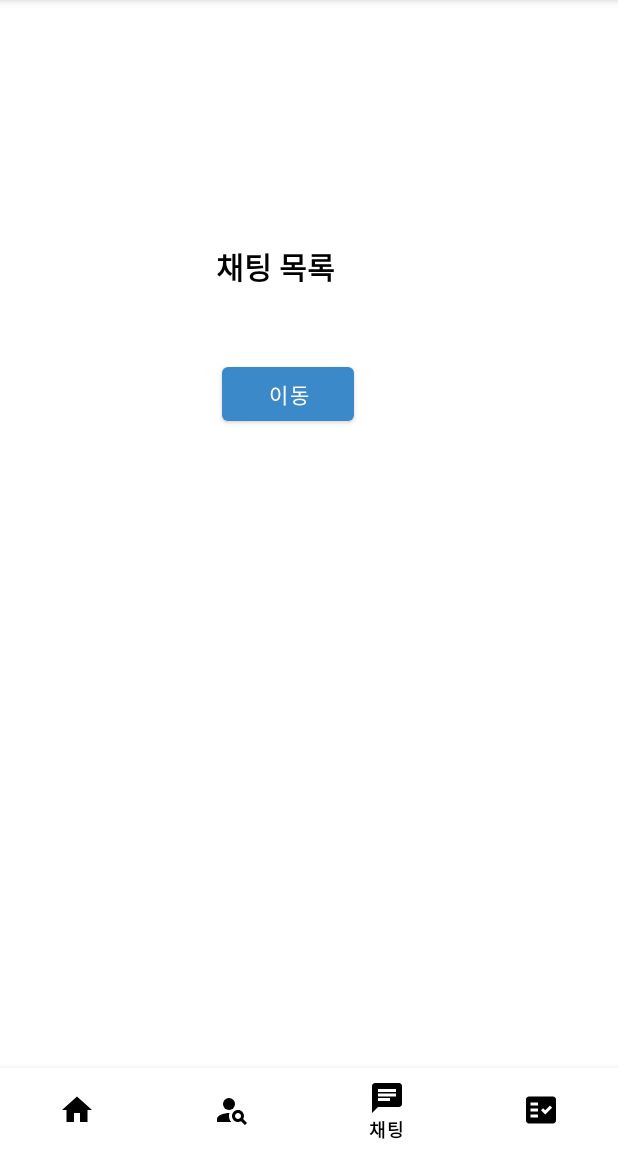
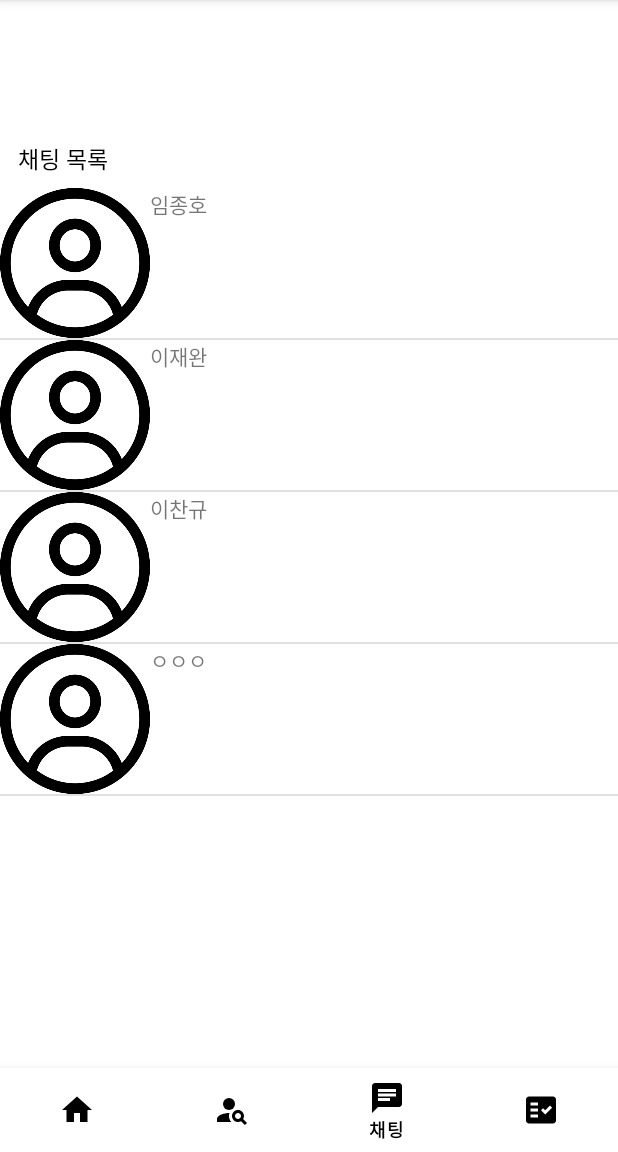
Before and after one commit to YeejaeWan/LifeGuide, an Android app: the screen it shows after launch (MainActivity), item 3 of the bottom bar chosen, on a phone screen of 412 x 824 dp, the part 84-1236 px from its top. Run offline under Robolectric (Android 15) with nearby library versions, the phone set to English and light mode, and no system bars; pictures from the network do not load.

Commit message:
진행중

```diff
--- a/app/src/main/java/com/example/lifeguide/ChatRoom.java
+++ b/app/src/main/java/com/example/lifeguide/ChatRoom.java
@@ -10,5 +10,7 @@ public class ChatRoom extends AppCompatActivity {
     protected void onCreate(Bundle savedInstanceState) {
         super.onCreate(savedInstanceState);
         setContentView(R.layout.chat_room);
+
+
     }
 }
--- a/app/src/main/java/com/example/lifeguide/Frag3.java
+++ b/app/src/main/java/com/example/lifeguide/Frag3.java
@@ -1,38 +1,120 @@
 package com.example.lifeguide;
 
+import android.content.Context;
 import android.content.Intent;
 import android.os.Bundle;
 import android.view.LayoutInflater;
 import android.view.View;
 import android.view.ViewGroup;
-import android.widget.Button;
+import android.widget.AdapterView;
+import android.widget.BaseAdapter;
+import android.widget.ImageView;
+import android.widget.ListView;
+import android.widget.TextView;
 
 import androidx.annotation.NonNull;
 import androidx.annotation.Nullable;
 import androidx.fragment.app.Fragment;
 
+import java.util.ArrayList;
+
+
+class Item {
+    private int image;
+    private String name;
+
+    public int getImage(){return image;}
+    public String getName(){return name;}
+
+    public Item(int image, String name){
+        this.image = image;
+        this.name = name;
+    }
+}
+
+
+class Frag3Adapter extends BaseAdapter {
+
+    private LayoutInflater inflater;
+    private ArrayList<Item> data;
+    private int layout;
+
+    public Frag3Adapter(Context context, int layout, ArrayList<Item> data){
+        this.inflater = (LayoutInflater) context.getSystemService(Context.LAYOUT_INFLATER_SERVICE);
+        this.data = data;
+        this.layout = layout;
+    }
+
+    @Override
+    public int getCount() {
+        return data.size();
+    }
+
+    @Override
+    public Object getItem(int position) {
+        return data.get(position).getName();
+    }
+
+    @Override
+    public long getItemId(int position) {
+        return position;
+    }
+
+    @Override
+    public View getView(int position, View convertView, ViewGroup parent) {
+        if(convertView == null){
+            convertView = inflater.inflate(layout,parent,false);
+        }
+
+        Item item = data.get(position);
+        ImageView image = (ImageView)convertView.findViewById(R.id.image);
+        image.setImageResource(item.getImage());
+        TextView name = (TextView)convertView.findViewById(R.id.name);
+        name.setText(item.getName());
+
+        return convertView;
+    }
+}
+
 
 public class Frag3 extends Fragment {
-
-    Button button;
-
 
     @Nullable
     @Override
     public View onCreateView(@NonNull LayoutInflater inflater, @Nullable ViewGroup container, @Nullable Bundle savedInstanceState) {
         View view = inflater.inflate(R.layout.frag3, container, false);
 
-        button = view.findViewById(R.id.button);
-        button.setOnClickListener(new View.OnClickListener() {
+
+        // 연결
+        ListView listviewChat = view.findViewById(R.id.listview_chat);
+        ArrayList<Item> data = new ArrayList<>();
+
+        Item person1 = new Item(R.drawable.person_image, "임종호");
+        Item person2 = new Item(R.drawable.person_image, "이재완");
+        Item person3 = new Item(R.drawable.person_image, "이찬규");
+        Item person4 = new Item(R.drawable.person_image, "ㅇㅇㅇ");
+
+        data.add(person1);
+        data.add(person2);
+        data.add(person3);
+        data.add(person4);
+
+        Frag3Adapter adapter = new Frag3Adapter(getActivity(), R.layout.frag3_item, data);
+
+        listviewChat.setAdapter(adapter);
+
+
+        // 화면 전환
+        listviewChat.setOnItemClickListener(new AdapterView.OnItemClickListener() {
             @Override
-            public void onClick(View view) {
-
+            public void onItemClick(AdapterView<?> adapterView, View view, int i, long l) {
                 Intent intent = new Intent(getActivity(), ChatRoom.class);
                 startActivity(intent);
             }
         });
 
 
+
         return view;
     }
 
--- a/app/src/main/res/layout/frag3.xml
+++ b/app/src/main/res/layout/frag3.xml
@@ -1,32 +1,24 @@
 <?xml version="1.0" encoding="utf-8"?>
-<androidx.constraintlayout.widget.ConstraintLayout xmlns:android="http://schemas.android.com/apk/res/android"
-    xmlns:app="http://schemas.android.com/apk/res-auto"
+<LinearLayout
+    xmlns:android="http://schemas.android.com/apk/res/android"
     android:layout_width="match_parent"
-    android:layout_height="match_parent">
+    android:layout_height="match_parent"
+    android:orientation="vertical">
 
     <TextView
-        android:id="@+id/chatTitle"
-        android:layout_width="wrap_content"
+        android:layout_width="match_parent"
         android:layout_height="wrap_content"
-        android:layout_marginStart="144dp"
-        android:layout_marginTop="136dp"
         android:text="채팅 목록"
+        android:textSize="15sp"
         android:textColor="@color/black"
-        android:textSize="20sp"
-        android:textStyle="bold"
+        android:layout_marginTop="67dp"
+        android:layout_marginStart="12dp"
+        android:layout_marginBottom="8dp"/>
 
-        app:layout_constraintStart_toStartOf="parent"
-        app:layout_constraintTop_toTopOf="parent" />
+    <ListView
+        android:id="@+id/listview_chat"
+        android:layout_width="match_parent"
+        android:layout_height="match_parent">
+    </ListView>
 
-    <Button
-        android:id="@+id/button"
-        android:layout_width="wrap_content"
-        android:layout_height="wrap_content"
-        android:layout_marginTop="212dp"
-        android:layout_marginEnd="176dp"
-        android:text="이동"
-        app:layout_constraintEnd_toEndOf="parent"
-        app:layout_constraintTop_toTopOf="parent" />
-
-
-</androidx.constraintlayout.widget.ConstraintLayout>
+</LinearLayout>
--- /dev/null
+++ b/app/src/main/res/layout/frag3_item.xml
@@ -0,0 +1,19 @@
+<?xml version="1.0" encoding="utf-8"?>
+<LinearLayout
+    xmlns:android="http://schemas.android.com/apk/res/android"
+    android:layout_width="match_parent"
+    android:layout_height="match_parent"
+    android:orientation="horizontal"
+    android:layout_margin="10dp">
+
+    <ImageView
+        android:id="@+id/image"
+        android:layout_width="100dp"
+        android:layout_height="100dp"/>
+
+    <TextView
+        android:id="@+id/name"
+        android:layout_width="wrap_content"
+        android:layout_height="match_parent"/>
+
+</LinearLayout>
```
